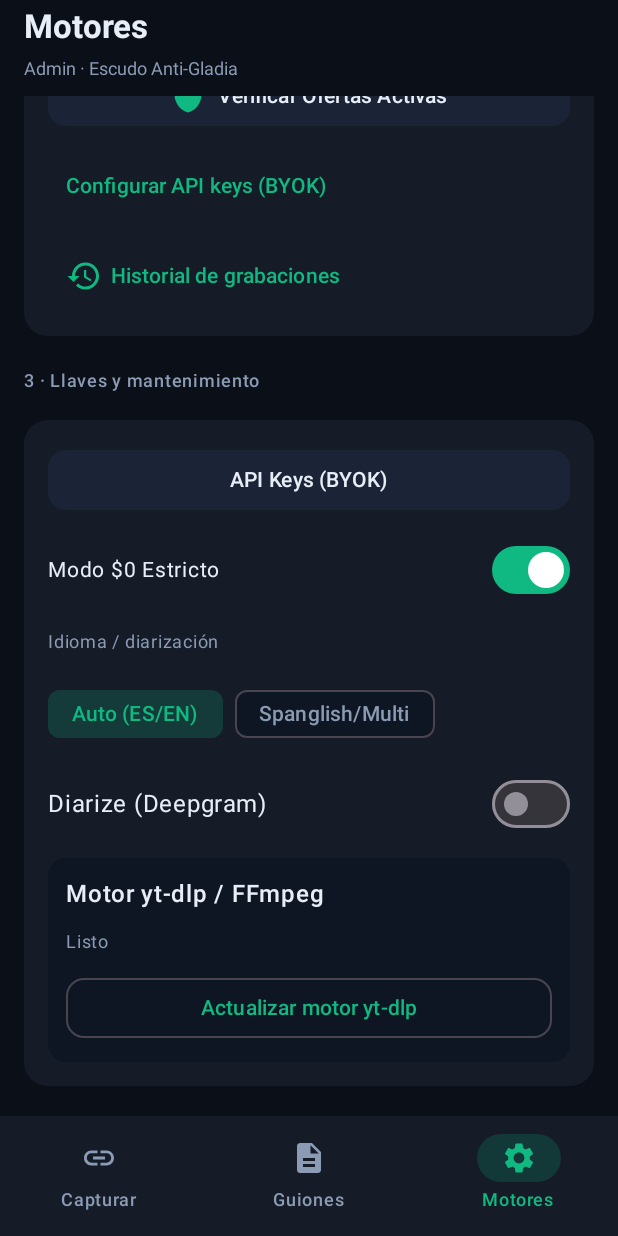
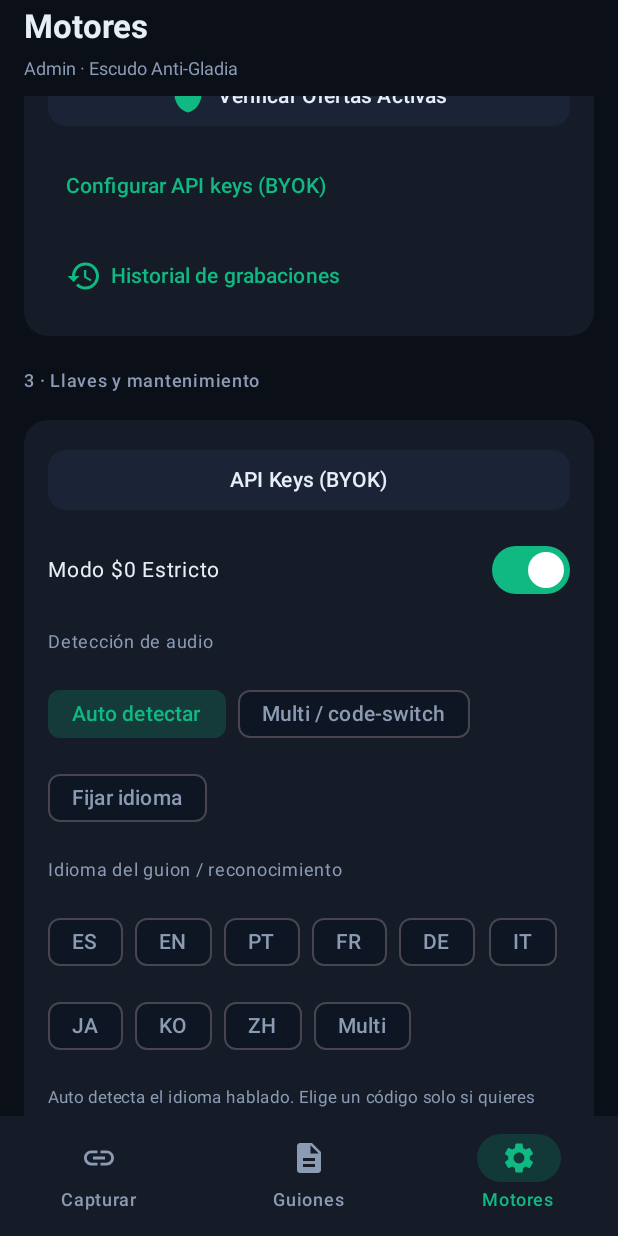
Before and after one commit to gabrieldave/DeepCopy-AI, an Android app built with Jetpack Compose: the screen it shows after launch (MainActivity), item 3 of the bottom bar chosen, scrolled down 1428 dp, on a phone screen of 412 x 824 dp. Run offline under Robolectric (Android 15) with nearby library versions, the phone set to English and light mode, and no system bars; libraries missing offline, so code that uses them is left out: com.yausername.aria2c, com.yausername.ffmpeg, com.yausername.youtubedl_android; pictures from the network do not load; 24 statements that could not run were skipped.

Commit message:
Release 1.4.1: STT multilingüe con Auto/Multi/Fijar y Diarize en Avanzado.
Co-authored-by: Cursor <cursoragent@cursor.com>

```diff
--- a/app/build.gradle.kts
+++ b/app/build.gradle.kts
@@ -17,8 +17,8 @@ android {
         targetSdk = 35
 
         // Fuente de verdad local; CI nunca baja de este piso.
-        val localVersionCode = 116
-        val localVersionName = "1.4.0"
+        val localVersionCode = 117
+        val localVersionName = "1.4.1"
         val ciCode = System.getenv("GITHUB_RUN_NUMBER")?.toIntOrNull()?.let { 100 + it }
         versionCode = max(localVersionCode, ciCode ?: 0)
         versionName = if (ciCode != null && ciCode > localVersionCode) {
--- a/app/src/main/java/com/blackeye/klipnote/BillingManager.kt
+++ b/app/src/main/java/com/blackeye/klipnote/BillingManager.kt
@@ -29,6 +29,9 @@ object BillingManager {
     private const val KEY_MIN_RESERVE = "min_reserve_usd"
     private const val KEY_INCLUDE_DIARIZE = "include_diarize_cost"
     private const val KEY_AUTO_TRANSCRIBE = "auto_transcribe_on_share"
+    private const val KEY_LANGUAGE_MODE = "language_mode"
+    private const val KEY_FORCED_LANGUAGE = "forced_language_code"
+    private const val KEY_DIARIZE_ENABLED = "diarize_enabled"
     private const val KEY_PROJECT_ID = "deepgram_project_id"
     private const val KEY_APP_SPENT = "app_spent_usd"
     private const val KEY_MONTH_KEY = "usage_month_key"
@@ -139,9 +142,10 @@ object BillingManager {
         diarizeEnabled: Boolean,
         includeDiarizeInEstimate: Boolean
     ): CostEstimate {
-        val base = when (mode) {
-            LanguageMode.AUTO -> RATE_AUTO_PER_MIN
+        val billingMode = mode.billingBaseMode()
+        val base = when (billingMode) {
             LanguageMode.MULTI -> RATE_MULTI_PER_MIN
+            LanguageMode.AUTO, LanguageMode.FIXED -> RATE_AUTO_PER_MIN
         }
         val withDiarize = includeDiarizeInEstimate && diarizeEnabled
         val rate = base + if (withDiarize) RATE_DIARIZE_PER_MIN else 0.0
@@ -160,9 +164,10 @@ object BillingManager {
         mode: LanguageMode,
         diarizeUsed: Boolean
     ): Double {
-        val base = when (mode) {
-            LanguageMode.AUTO -> RATE_AUTO_PER_MIN
+        val billingMode = mode.billingBaseMode()
+        val base = when (billingMode) {
             LanguageMode.MULTI -> RATE_MULTI_PER_MIN
+            LanguageMode.AUTO, LanguageMode.FIXED -> RATE_AUTO_PER_MIN
         }
         val rate = base + if (diarizeUsed) RATE_DIARIZE_PER_MIN else 0.0
         return (durationSeconds / 60.0) * rate
@@ -258,6 +263,31 @@ object BillingManager {
 
     fun setAutoTranscribeOnShare(context: Context, value: Boolean) {
         prefs(context).edit().putBoolean(KEY_AUTO_TRANSCRIBE, value).apply()
+    }
+
+    fun getLanguageMode(context: Context): LanguageMode {
+        val raw = prefs(context).getString(KEY_LANGUAGE_MODE, LanguageMode.AUTO.name)
+        return runCatching { LanguageMode.valueOf(raw ?: LanguageMode.AUTO.name) }
+            .getOrDefault(LanguageMode.AUTO)
+    }
+
+    fun setLanguageMode(context: Context, mode: LanguageMode) {
+        prefs(context).edit().putString(KEY_LANGUAGE_MODE, mode.name).apply()
+    }
+
+    fun getForcedLanguage(context: Context): String =
+        prefs(context).getString(KEY_FORCED_LANGUAGE, "es")?.trim()?.takeIf { it.isNotBlank() } ?: "es"
+
+    fun setForcedLanguage(context: Context, code: String) {
+        val normalized = code.trim().lowercase(Locale.US).ifBlank { "es" }
+        prefs(context).edit().putString(KEY_FORCED_LANGUAGE, normalized).apply()
+    }
+
+    fun getDiarizeEnabled(context: Context): Boolean =
+        prefs(context).getBoolean(KEY_DIARIZE_ENABLED, false)
+
+    fun setDiarizeEnabled(context: Context, value: Boolean) {
+        prefs(context).edit().putBoolean(KEY_DIARIZE_ENABLED, value).apply()
     }
 
     fun getProjectId(context: Context): String? =
--- a/app/src/main/java/com/blackeye/klipnote/MainActivity.kt
+++ b/app/src/main/java/com/blackeye/klipnote/MainActivity.kt
@@ -16,6 +16,8 @@ import androidx.compose.foundation.clickable
 import androidx.compose.foundation.layout.Arrangement
 import androidx.compose.foundation.layout.Box
 import androidx.compose.foundation.layout.Column
+import androidx.compose.foundation.layout.ExperimentalLayoutApi
+import androidx.compose.foundation.layout.FlowRow
 import androidx.compose.foundation.layout.Row
 import androidx.compose.foundation.layout.Spacer
 import androidx.compose.foundation.layout.fillMaxSize
@@ -37,6 +39,8 @@ import androidx.compose.material.icons.filled.Close
 import androidx.compose.material.icons.filled.ContentCopy
 import androidx.compose.material.icons.filled.ContentPaste
 import androidx.compose.material.icons.filled.Description
+import androidx.compose.material.icons.filled.ExpandLess
+import androidx.compose.material.icons.filled.ExpandMore
 import androidx.compose.material.icons.filled.Link
 import androidx.compose.material.icons.filled.OpenInNew
 import androidx.compose.material.icons.filled.Settings
@@ -230,8 +234,9 @@ private fun KlipNoteApp(
     var selectedTab by remember { mutableStateOf(MainTab.Capturar) }
     var showMotorSheet by remember { mutableStateOf(false) }
     var showKeyDialog by remember { mutableStateOf(false) }
-    var languageMode by remember { mutableStateOf(LanguageMode.AUTO) }
-    var diarize by remember { mutableStateOf(false) }
+    var languageMode by remember { mutableStateOf(BillingManager.getLanguageMode(context)) }
+    var forcedLanguage by remember { mutableStateOf(BillingManager.getForcedLanguage(context)) }
+    var diarize by remember { mutableStateOf(BillingManager.getDiarizeEnabled(context)) }
     var phase by remember { mutableStateOf<UiPhase>(UiPhase.Idle) }
     var linkInput by remember { mutableStateOf("") }
     var linkMode by remember { mutableStateOf(SealDownloader.LinkMode.TEXT_ONLY) }
@@ -436,6 +441,7 @@ private fun KlipNoteApp(
                 uri = uri,
                 fileName = fileName,
                 mode = languageMode,
+                forcedLanguageCode = forcedLanguage,
                 diarize = diarize,
                 routingSelection = selectionSnap,
                 onPhase = { phase = it },
@@ -492,6 +498,7 @@ private fun KlipNoteApp(
         val kindSnap = downloadKind
         val selectionSnap = routingSelection
         val langSnap = languageMode
+        val forcedLangSnap = forcedLanguage
         val diarizeSnap = diarize
         scope.launch {
             var artifact: SealDownloader.DownloadArtifact? = null
@@ -516,6 +523,7 @@ private fun KlipNoteApp(
                     uri = uri,
                     fileName = artifact.title,
                     mode = langSnap,
+                    forcedLanguageCode = forcedLangSnap,
                     diarize = diarizeSnap,
                     routingSelection = selectionSnap,
                     onPhase = { phase = it },
@@ -762,6 +770,7 @@ private fun KlipNoteApp(
                         lastResultMeta = lastResultMeta,
                         copyFeedback = copyFeedback,
                         preFlight = preFlight,
+                        forcedLanguage = forcedLanguage,
                         autoTranscribeOnShare = autoTranscribeOnShare,
                         onPasteLink = {
                             val cm = context.getSystemService(ClipboardManager::class.java)
@@ -917,9 +926,24 @@ private fun KlipNoteApp(
                         },
                         onProbeProvider = { setRouting(RoutingSelection.Manual(it)) },
                         languageMode = languageMode,
-                        onLanguageModeChange = { languageMode = it },
+                        onLanguageModeChange = {
+                            languageMode = it
+                            BillingManager.setLanguageMode(context, it)
+                        },
+                        forcedLanguage = forcedLanguage,
+                        onForcedLanguageChange = {
+                            forcedLanguage = it
+                            BillingManager.setForcedLanguage(context, it)
+                            if (languageMode != LanguageMode.FIXED) {
+                                languageMode = LanguageMode.FIXED
+                                BillingManager.setLanguageMode(context, LanguageMode.FIXED)
+                            }
+                        },
                         diarize = diarize,
-                        onDiarizeChange = { diarize = it },
+                        onDiarizeChange = {
+                            diarize = it
+                            BillingManager.setDiarizeEnabled(context, it)
+                        },
                         sealReady = sealReady,
                         updatingYtDlp = updatingYtDlp,
                         onUpdateYtDlp = {
@@ -1155,6 +1179,7 @@ private fun CapturarTab(
     lastResultMeta: TranscriptionResult?,
     copyFeedback: Boolean,
     preFlight: PreFlightState?,
+    forcedLanguage: String,
     autoTranscribeOnShare: Boolean,
     onPasteLink: () -> Unit,
     onClearLink: () -> Unit,
@@ -1209,10 +1234,8 @@ private fun CapturarTab(
             PreFlightCard(
                 fileName = pf.fileName,
                 durationLabel = BillingManager.formatDuration(pf.durationSeconds),
-                modeLabel = when (pf.estimate.mode) {
-                    LanguageMode.AUTO -> "Auto"
-                    LanguageMode.MULTI -> "Spanglish"
-                } + if (pf.estimate.includeDiarize) " + Diarize" else "",
+                modeLabel = pf.estimate.mode.shortUiLabel(forcedLanguage) +
+                    if (pf.estimate.includeDiarize) " + Diarize" else "",
                 estimatedUsd = pf.estimatedUsdDisplay,
                 hardStopMessage = pf.hardStopMessage,
                 autoTranscribe = autoTranscribeOnShare,
@@ -1699,6 +1722,7 @@ private fun GuionesTab(
     }
 }
 
+@OptIn(ExperimentalLayoutApi::class)
 @Composable
 private fun MotoresTab(
     routingSelection: RoutingSelection,
@@ -1718,12 +1742,15 @@ private fun MotoresTab(
     onProbeProvider: (SttProvider) -> Unit,
     languageMode: LanguageMode,
     onLanguageModeChange: (LanguageMode) -> Unit,
+    forcedLanguage: String,
+    onForcedLanguageChange: (String) -> Unit,
     diarize: Boolean,
     onDiarizeChange: (Boolean) -> Unit,
     sealReady: SealDownloader.ReadyState,
     updatingYtDlp: Boolean,
     onUpdateYtDlp: () -> Unit
 ) {
+    var advancedOpen by remember { mutableStateOf(diarize) }
     Column(
         modifier = Modifier
             .fillMaxSize()
@@ -1798,8 +1825,11 @@ private fun MotoresTab(
                 )
             }
 
-            Text("Idioma / diarización", color = Muted, fontSize = 12.sp)
-            Row(horizontalArrangement = Arrangement.spacedBy(8.dp)) {
+            Text(stringResource(R.string.lang_detection_label), color = Muted, fontSize = 12.sp)
+            FlowRow(
+                horizontalArrangement = Arrangement.spacedBy(8.dp),
+                verticalArrangement = Arrangement.spacedBy(8.dp)
+            ) {
                 ModeChip(
                     selected = languageMode == LanguageMode.AUTO,
                     label = stringResource(R.string.mode_auto),
@@ -1812,13 +1842,73 @@ private fun MotoresTab(
                     enabled = true,
                     onClick = { onLanguageModeChange(LanguageMode.MULTI) }
                 )
-            }
+                ModeChip(
+                    selected = languageMode == LanguageMode.FIXED,
+                    label = stringResource(R.string.mode_fixed),
+                    enabled = true,
+                    onClick = { onLanguageModeChange(LanguageMode.FIXED) }
+                )
+            }
+
+            Text(stringResource(R.string.lang_target_label), color = Muted, fontSize = 12.sp)
+            FlowRow(
+                horizontalArrangement = Arrangement.spacedBy(8.dp),
+                verticalArrangement = Arrangement.spacedBy(8.dp)
+            ) {
+                COMMON_STT_LANGUAGES.forEach { opt ->
+                    ModeChip(
+                        selected = languageMode == LanguageMode.FIXED &&
+                            forcedLanguage.equals(opt.code, ignoreCase = true),
+                        label = opt.label,
+                        enabled = true,
+                        onClick = { onForcedLanguageChange(opt.code) }
+                    )
+                }
+            }
+            if (languageMode == LanguageMode.AUTO) {
+                Text(
+                    "Auto detecta el idioma hablado. Elige un código solo si quieres forzar reconocimiento.",
+                    color = Muted,
+                    fontSize = 11.sp
+                )
+            }
+
+            Row(
+                modifier = Modifier
+                    .fillMaxWidth()
+                    .clip(RoundedCornerShape(8.dp))
+                    .clickable { advancedOpen = !advancedOpen }
+                    .padding(vertical = 4.dp),
+                verticalAlignment = Alignment.CenterVertically,
+                horizontalArrangement = Arrangement.SpaceBetween
+            ) {
+                Text(
+                    stringResource(R.string.advanced_section),
+                    color = Muted,
+                    fontSize = 12.sp,
+                    fontWeight = FontWeight.SemiBold
+                )
+                Icon(
+                    imageVector = if (advancedOpen) Icons.Filled.ExpandLess else Icons.Filled.ExpandMore,
+                    contentDescription = null,
+                    tint = Muted,
+                    modifier = Modifier.size(18.dp)
+                )
+            }
+            if (advancedOpen) {
                 Row(
                     modifier = Modifier.fillMaxWidth(),
                     verticalAlignment = Alignment.CenterVertically,
                     horizontalArrangement = Arrangement.SpaceBetween
                 ) {
-                Text(stringResource(R.string.diarize), color = OnBg)
+                    Column(modifier = Modifier.weight(1f).padding(end = 12.dp)) {
+                        Text(stringResource(R.string.diarize), color = OnBg, fontSize = 14.sp)
+                        Text(
+                            stringResource(R.string.diarize_hint),
+                            color = Muted,
+                            fontSize = 11.sp
+                        )
+                    }
                     Switch(
                         checked = diarize,
                         onCheckedChange = onDiarizeChange,
@@ -1827,6 +1917,7 @@ private fun MotoresTab(
                             checkedTrackColor = Accent
                         )
                     )
+                }
             }
 
             Column(
@@ -1918,6 +2009,7 @@ private suspend fun runTranscription(
     uri: Uri,
     fileName: String,
     mode: LanguageMode,
+    forcedLanguageCode: String? = null,
     diarize: Boolean,
     routingSelection: RoutingSelection,
     onPhase: (UiPhase) -> Unit,
@@ -1976,7 +2068,8 @@ private suspend fun runTranscription(
                 mode = mode,
                 diarize = diarize,
                 deepgramBalanceUsd = balanceBefore,
-                selection = routingSelection
+                selection = routingSelection,
+                forcedLanguageCode = forcedLanguageCode
             )
         }
 
--- a/app/src/main/java/com/blackeye/klipnote/SttModels.kt
+++ b/app/src/main/java/com/blackeye/klipnote/SttModels.kt
@@ -3,8 +3,50 @@ package com.blackeye.klipnote
 import androidx.annotation.Keep
 
 enum class LanguageMode {
+    /** Detecta el idioma del audio (APIs: detect_language / omit language). */
     AUTO,
-    MULTI
+    /** Code-switch / Spanglish (Deepgram language=multi). */
+    MULTI,
+    /** Fuerza un idioma de reconocimiento concreto. */
+    FIXED
+}
+
+data class SttLanguageOption(
+    val code: String,
+    val label: String
+)
+
+/** Idiomas comunes para fijar reconocimiento / guion. */
+val COMMON_STT_LANGUAGES: List<SttLanguageOption> = listOf(
+    SttLanguageOption("es", "ES"),
+    SttLanguageOption("en", "EN"),
+    SttLanguageOption("pt", "PT"),
+    SttLanguageOption("fr", "FR"),
+    SttLanguageOption("de", "DE"),
+    SttLanguageOption("it", "IT"),
+    SttLanguageOption("ja", "JA"),
+    SttLanguageOption("ko", "KO"),
+    SttLanguageOption("zh", "ZH"),
+    SttLanguageOption("multi", "Multi")
+)
+
+/** Código para APIs: null = auto-detect; "multi" = code-switch; ISO = forzado. */
+fun LanguageMode.toApiLanguageCode(forcedCode: String?): String? = when (this) {
+    LanguageMode.AUTO -> null
+    LanguageMode.MULTI -> "multi"
+    LanguageMode.FIXED -> forcedCode?.trim()?.takeIf { it.isNotBlank() } ?: "es"
+}
+
+/** MULTI usa tarifa multi; AUTO y FIXED usan tarifa auto. */
+fun LanguageMode.billingBaseMode(): LanguageMode = when (this) {
+    LanguageMode.MULTI -> LanguageMode.MULTI
+    LanguageMode.AUTO, LanguageMode.FIXED -> LanguageMode.AUTO
+}
+
+fun LanguageMode.shortUiLabel(forcedCode: String? = null): String = when (this) {
+    LanguageMode.AUTO -> "Auto"
+    LanguageMode.MULTI -> "Multi"
+    LanguageMode.FIXED -> "Fijar${forcedCode?.takeIf { it.isNotBlank() }?.let { " ($it)" } ?: ""}"
 }
 
 @Keep
@@ -36,8 +78,11 @@ data class TranscriptionResult(
             is RoutingSelection.Auto -> "⚡"
             is RoutingSelection.Manual -> "🧪"
         }
+        val lang = detectedLanguage?.trim()?.takeIf { it.isNotBlank() }
         return buildString {
-            append("$prefix $providerLabel • ${String.format("%.1fs", secs)}")
+            append("$prefix $providerLabel")
+            if (lang != null) append(" • $lang")
+            append(" • ${String.format("%.1fs", secs)}")
             if (copiedHint) append(" • Copiado")
             else if (costUsd > 0.0) append(" • ${BillingManager.formatUsd(costUsd, 2)}")
         }
--- a/app/src/main/res/values/strings.xml
+++ b/app/src/main/res/values/strings.xml
@@ -11,8 +11,13 @@
     <string name="copy_with_prompt">Copiar + Prompt IA</string>
     <string name="send_to_ai">Enviar a IA</string>
     <string name="diarize">Diarize (Deepgram)</string>
-    <string name="mode_auto">Auto (ES/EN)</string>
-    <string name="mode_multi">Spanglish/Multi</string>
+    <string name="diarize_hint">Solo útil con varios hablantes (entrevistas/podcasts). Suma coste Deepgram.</string>
+    <string name="mode_auto">Auto detectar</string>
+    <string name="mode_multi">Multi / code-switch</string>
+    <string name="mode_fixed">Fijar idioma</string>
+    <string name="lang_detection_label">Detección de audio</string>
+    <string name="lang_target_label">Idioma del guion / reconocimiento</string>
+    <string name="advanced_section">Avanzado</string>
     <string name="settings_title">API Keys (BYOK)</string>
     <string name="extracting">Extrayendo audio…</string>
     <string name="transcribing">Router STT en cascada…</string>
```
Also changed, not shown: app/src/main/java/com/blackeye/klipnote/AssemblyAiClient.kt (+18 -5 lines), app/src/main/java/com/blackeye/klipnote/DeepgramClient.kt (+24 -7 lines), app/src/main/java/com/blackeye/klipnote/GroqClient.kt (+11 -3 lines), app/src/main/java/com/blackeye/klipnote/PaidFallbackClient.kt (+56 -24 lines), app/src/main/java/com/blackeye/klipnote/SttRouter.kt (+21 -6 lines). Lines whose indentation alone changed are shown as unchanged.
